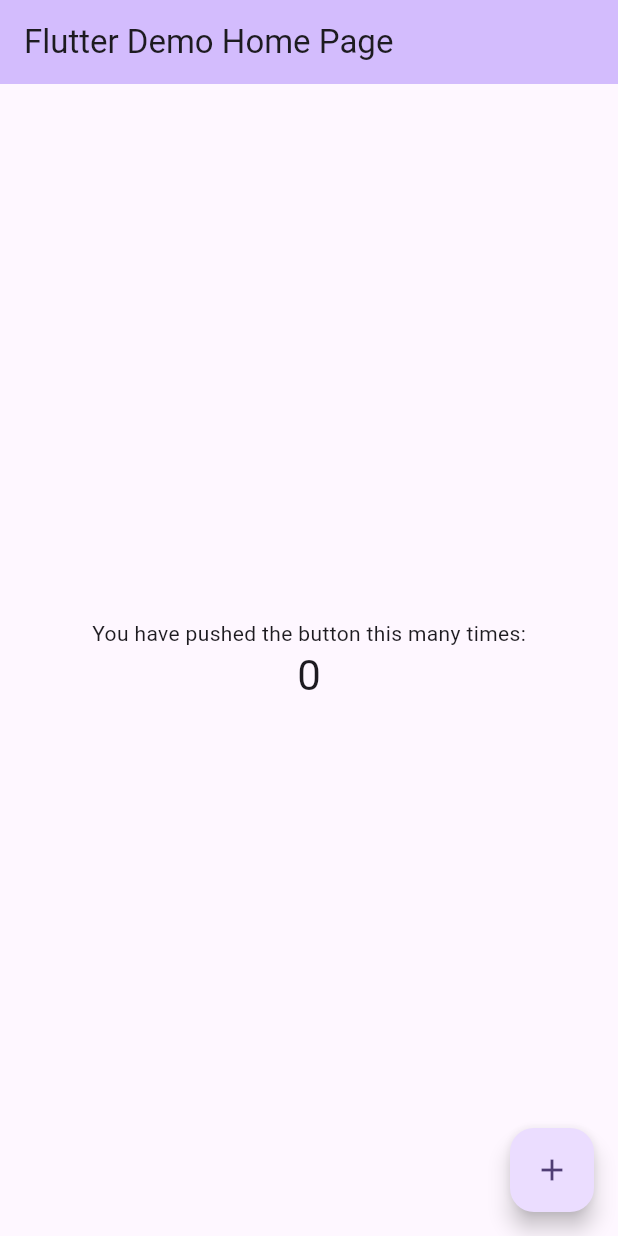
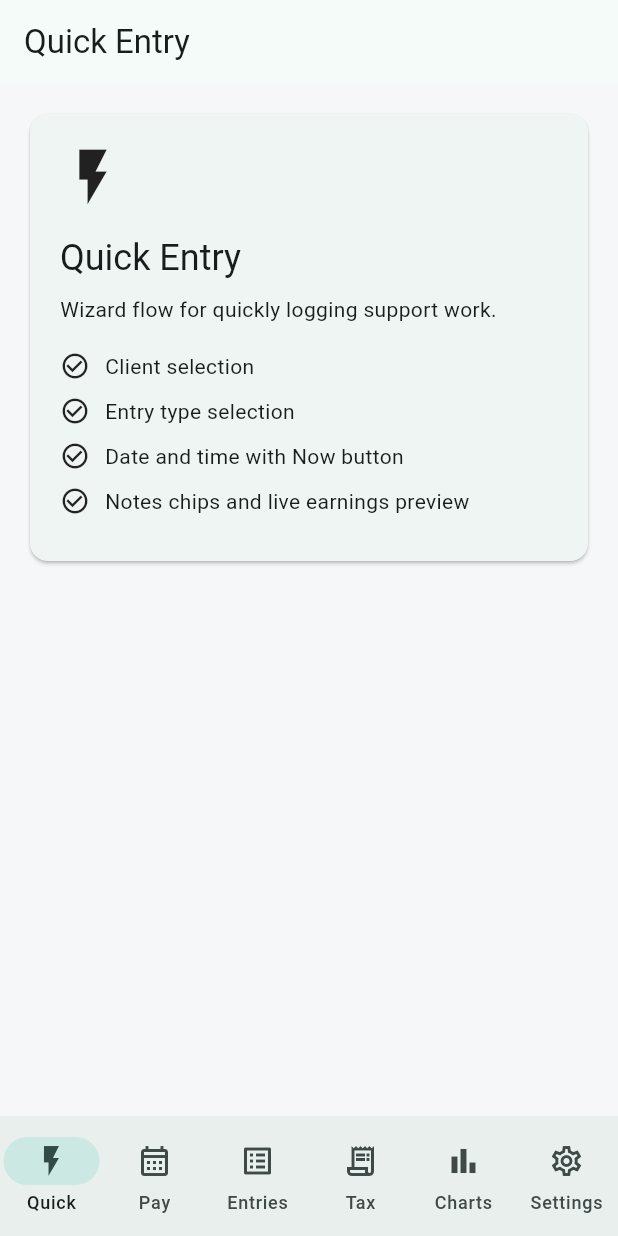
Before and after one commit to Archil3s/support_worker_log, a Flutter app: the screen it shows after launch, on a phone screen of 412 x 824 dp. Run offline on Flutter 3.47's test engine with Material 3 defaults, Android fonts, the phone set to English and light mode, and no system bars.

Commit message:
Create structured Flutter app shell

```diff
--- /dev/null
+++ b/lib/app.dart
@@ -0,0 +1,21 @@
+import 'package:flutter/material.dart';
+
+import 'features/shell/main_shell.dart';
+
+class SupportWorkerLogApp extends StatelessWidget {
+  const SupportWorkerLogApp({super.key});
+
+  @override
+  Widget build(BuildContext context) {
+    return MaterialApp(
+      title: 'Support Worker Log',
+      debugShowCheckedModeBanner: false,
+      theme: ThemeData(
+        useMaterial3: true,
+        colorScheme: ColorScheme.fromSeed(seedColor: Colors.teal),
+        scaffoldBackgroundColor: const Color(0xFFF6F7F9),
+      ),
+      home: const MainShell(),
+    );
+  }
+}
--- /dev/null
+++ b/lib/features/charts/charts_screen.dart
@@ -0,0 +1,22 @@
+import 'package:flutter/material.dart';
+
+import '../../shared/widgets/feature_placeholder.dart';
+
+class ChartsScreen extends StatelessWidget {
+  const ChartsScreen({super.key});
+
+  @override
+  Widget build(BuildContext context) {
+    return const FeaturePlaceholder(
+      icon: Icons.bar_chart,
+      title: 'Charts',
+      description: 'Stats overview for work activity.',
+      bullets: [
+        'Total entries',
+        'Total hours and earnings',
+        'Total kilometres',
+        'Best day and average per visit',
+      ],
+    );
+  }
+}
--- /dev/null
+++ b/lib/features/entries/entries_screen.dart
@@ -0,0 +1,22 @@
+import 'package:flutter/material.dart';
+
+import '../../shared/widgets/feature_placeholder.dart';
+
+class EntriesScreen extends StatelessWidget {
+  const EntriesScreen({super.key});
+
+  @override
+  Widget build(BuildContext context) {
+    return const FeaturePlaceholder(
+      icon: Icons.list_alt,
+      title: 'Entries',
+      description: 'Full list of logged entries.',
+      bullets: [
+        'Edit entry',
+        'Delete with undo',
+        'Duplicate entry',
+        'Copy text summary',
+      ],
+    );
+  }
+}
--- /dev/null
+++ b/lib/features/pay_period/pay_period_screen.dart
@@ -0,0 +1,22 @@
+import 'package:flutter/material.dart';
+
+import '../../shared/widgets/feature_placeholder.dart';
+
+class PayPeriodScreen extends StatelessWidget {
+  const PayPeriodScreen({super.key});
+
+  @override
+  Widget build(BuildContext context) {
+    return const FeaturePlaceholder(
+      icon: Icons.calendar_month,
+      title: 'Pay Period',
+      description: 'Fortnightly totals and weekly breakdowns.',
+      bullets: [
+        'Pay period selector',
+        'Hours and earnings totals',
+        'Kilometre totals',
+        'Tap date to pre-fill a new entry',
+      ],
+    );
+  }
+}
--- /dev/null
+++ b/lib/features/quick_entry/quick_entry_screen.dart
@@ -0,0 +1,22 @@
+import 'package:flutter/material.dart';
+
+import '../../shared/widgets/feature_placeholder.dart';
+
+class QuickEntryScreen extends StatelessWidget {
+  const QuickEntryScreen({super.key});
+
+  @override
+  Widget build(BuildContext context) {
+    return const FeaturePlaceholder(
+      icon: Icons.flash_on,
+      title: 'Quick Entry',
+      description: 'Wizard flow for quickly logging support work.',
+      bullets: [
+        'Client selection',
+        'Entry type selection',
+        'Date and time with Now button',
+        'Notes chips and live earnings preview',
+      ],
+    );
+  }
+}
--- /dev/null
+++ b/lib/features/settings/settings_screen.dart
@@ -0,0 +1,22 @@
+import 'package:flutter/material.dart';
+
+import '../../shared/widgets/feature_placeholder.dart';
+
+class SettingsScreen extends StatelessWidget {
+  const SettingsScreen({super.key});
+
+  @override
+  Widget build(BuildContext context) {
+    return const FeaturePlaceholder(
+      icon: Icons.settings,
+      title: 'Settings',
+      description: 'App configuration and data tools.',
+      bullets: [
+        'Hourly rate',
+        'Fuel rate',
+        'Client manager',
+        'Export, import, print, and clear data',
+      ],
+    );
+  }
+}
--- /dev/null
+++ b/lib/features/shell/main_shell.dart
@@ -0,0 +1,89 @@
+import 'package:flutter/material.dart';
+
+import '../charts/charts_screen.dart';
+import '../entries/entries_screen.dart';
+import '../pay_period/pay_period_screen.dart';
+import '../quick_entry/quick_entry_screen.dart';
+import '../settings/settings_screen.dart';
+import '../tax/tax_screen.dart';
+import 'shell_page.dart';
+
+class MainShell extends StatefulWidget {
+  const MainShell({super.key});
+
+  @override
+  State<MainShell> createState() => _MainShellState();
+}
+
+class _MainShellState extends State<MainShell> {
+  int selectedIndex = 0;
+
+  static const pages = [
+    ShellPage(
+      title: 'Quick Entry',
+      label: 'Quick',
+      icon: Icons.flash_on_outlined,
+      selectedIcon: Icons.flash_on,
+      screen: QuickEntryScreen(),
+    ),
+    ShellPage(
+      title: 'Pay Period',
+      label: 'Pay',
+      icon: Icons.calendar_month_outlined,
+      selectedIcon: Icons.calendar_month,
+      screen: PayPeriodScreen(),
+    ),
+    ShellPage(
+      title: 'Entries',
+      label: 'Entries',
+      icon: Icons.list_alt_outlined,
+      selectedIcon: Icons.list_alt,
+      screen: EntriesScreen(),
+    ),
+    ShellPage(
+      title: 'Tax',
+      label: 'Tax',
+      icon: Icons.receipt_long_outlined,
+      selectedIcon: Icons.receipt_long,
+      screen: TaxScreen(),
+    ),
+    ShellPage(
+      title: 'Charts',
+      label: 'Charts',
+      icon: Icons.bar_chart_outlined,
+      selectedIcon: Icons.bar_chart,
+      screen: ChartsScreen(),
+    ),
+    ShellPage(
+      title: 'Settings',
+      label: 'Settings',
+      icon: Icons.settings_outlined,
+      selectedIcon: Icons.settings,
+      screen: SettingsScreen(),
+    ),
+  ];
+
+  @override
+  Widget build(BuildContext context) {
+    final page = pages[selectedIndex];
+
+    return Scaffold(
+      appBar: AppBar(title: Text(page.title), centerTitle: false),
+      body: SafeArea(child: page.screen),
+      bottomNavigationBar: NavigationBar(
+        selectedIndex: selectedIndex,
+        onDestinationSelected: (index) {
+          setState(() => selectedIndex = index);
+        },
+        destinations: [
+          for (final page in pages)
+            NavigationDestination(
+              icon: Icon(page.icon),
+              selectedIcon: Icon(page.selectedIcon),
+              label: page.label,
+            ),
+        ],
+      ),
+    );
+  }
+}
--- /dev/null
+++ b/lib/features/shell/shell_page.dart
@@ -0,0 +1,17 @@
+import 'package:flutter/material.dart';
+
+class ShellPage {
+  const ShellPage({
+    required this.title,
+    required this.label,
+    required this.icon,
+    required this.selectedIcon,
+    required this.screen,
+  });
+
+  final String title;
+  final String label;
+  final IconData icon;
+  final IconData selectedIcon;
+  final Widget screen;
+}
--- /dev/null
+++ b/lib/features/tax/tax_screen.dart
@@ -0,0 +1,22 @@
+import 'package:flutter/material.dart';
+
+import '../../shared/widgets/feature_placeholder.dart';
+
+class TaxScreen extends StatelessWidget {
+  const TaxScreen({super.key});
+
+  @override
+  Widget build(BuildContext context) {
+    return const FeaturePlaceholder(
+      icon: Icons.receipt_long,
+      title: 'Tax',
+      description: 'Pay-period tax and deduction estimate.',
+      bullets: [
+        'Gross income',
+        'ACC levy',
+        'Optional KiwiSaver',
+        'GST and net take-home estimate',
+      ],
+    );
+  }
+}
--- a/lib/main.dart
+++ b/lib/main.dart
@@ -1,122 +1,7 @@
 import 'package:flutter/material.dart';
 
+import 'app.dart';
+
 void main() {
-  runApp(const MyApp());
+  runApp(const SupportWorkerLogApp());
 }
-
-class MyApp extends StatelessWidget {
-  const MyApp({super.key});
-
-  // This widget is the root of your application.
-  @override
-  Widget build(BuildContext context) {
-    return MaterialApp(
-      title: 'Flutter Demo',
-      theme: ThemeData(
-        // This is the theme of your application.
-        //
-        // TRY THIS: Try running your application with "flutter run". You'll see
-        // the application has a purple toolbar. Then, without quitting the app,
-        // try changing the seedColor in the colorScheme below to Colors.green
-        // and then invoke "hot reload" (save your changes or press the "hot
-        // reload" button in a Flutter-supported IDE, or press "r" if you used
-        // the command line to start the app).
-        //
-        // Notice that the counter didn't reset back to zero; the application
-        // state is not lost during the reload. To reset the state, use hot
-        // restart instead.
-        //
-        // This works for code too, not just values: Most code changes can be
-        // tested with just a hot reload.
-        colorScheme: .fromSeed(seedColor: Colors.deepPurple),
-      ),
-      home: const MyHomePage(title: 'Flutter Demo Home Page'),
-    );
-  }
-}
-
-class MyHomePage extends StatefulWidget {
-  const MyHomePage({super.key, required this.title});
-
-  // This widget is the home page of your application. It is stateful, meaning
-  // that it has a State object (defined below) that contains fields that affect
-  // how it looks.
-
-  // This class is the configuration for the state. It holds the values (in this
-  // case the title) provided by the parent (in this case the App widget) and
-  // used by the build method of the State. Fields in a Widget subclass are
-  // always marked "final".
-
-  final String title;
-
-  @override
-  State<MyHomePage> createState() => _MyHomePageState();
-}
-
-class _MyHomePageState extends State<MyHomePage> {
-  int _counter = 0;
-
-  void _incrementCounter() {
-    setState(() {
-      // This call to setState tells the Flutter framework that something has
-      // changed in this State, which causes it to rerun the build method below
-      // so that the display can reflect the updated values. If we changed
-      // _counter without calling setState(), then the build method would not be
-      // called again, and so nothing would appear to happen.
-      _counter++;
-    });
-  }
-
-  @override
-  Widget build(BuildContext context) {
-    // This method is rerun every time setState is called, for instance as done
-    // by the _incrementCounter method above.
-    //
-    // The Flutter framework has been optimized to make rerunning build methods
-    // fast, so that you can just rebuild anything that needs updating rather
-    // than having to individually change instances of widgets.
-    return Scaffold(
-      appBar: AppBar(
-        // TRY THIS: Try changing the color here to a specific color (to
-        // Colors.amber, perhaps?) and trigger a hot reload to see the AppBar
-        // change color while the other colors stay the same.
-        backgroundColor: Theme.of(context).colorScheme.inversePrimary,
-        // Here we take the value from the MyHomePage object that was created by
-        // the App.build method, and use it to set our appbar title.
-        title: Text(widget.title),
-      ),
-      body: Center(
-        // Center is a layout widget. It takes a single child and positions it
-        // in the middle of the parent.
-        child: Column(
-          // Column is also a layout widget. It takes a list of children and
-          // arranges them vertically. By default, it sizes itself to fit its
-          // children horizontally, and tries to be as tall as its parent.
-          //
-          // Column has various properties to control how it sizes itself and
-          // how it positions its children. Here we use mainAxisAlignment to
-          // center the children vertically; the main axis here is the vertical
-          // axis because Columns are vertical (the cross axis would be
-          // horizontal).
-          //
-          // TRY THIS: Invoke "debug painting" (choose the "Toggle Debug Paint"
-          // action in the IDE, or press "p" in the console), to see the
-          // wireframe for each widget.
-          mainAxisAlignment: .center,
-          children: [
-            const Text('You have pushed the button this many times:'),
-            Text(
-              '$_counter',
-              style: Theme.of(context).textTheme.headlineMedium,
-            ),
-          ],
-        ),
-      ),
-      floatingActionButton: FloatingActionButton(
-        onPressed: _incrementCounter,
-        tooltip: 'Increment',
-        child: const Icon(Icons.add),
-      ),
-    );
-  }
-}
--- /dev/null
+++ b/lib/shared/widgets/feature_placeholder.dart
@@ -0,0 +1,53 @@
+import 'package:flutter/material.dart';
+
+class FeaturePlaceholder extends StatelessWidget {
+  const FeaturePlaceholder({
+    super.key,
+    required this.icon,
+    required this.title,
+    required this.description,
+    required this.bullets,
+  });
+
+  final IconData icon;
+  final String title;
+  final String description;
+  final List<String> bullets;
+
+  @override
+  Widget build(BuildContext context) {
+    return ListView(
+      padding: const EdgeInsets.all(16),
+      children: [
+        Card(
+          child: Padding(
+            padding: const EdgeInsets.all(20),
+            child: Column(
+              crossAxisAlignment: CrossAxisAlignment.start,
+              children: [
+                Icon(icon, size: 44),
+                const SizedBox(height: 16),
+                Text(title, style: Theme.of(context).textTheme.headlineSmall),
+                const SizedBox(height: 8),
+                Text(description),
+                const SizedBox(height: 18),
+                for (final bullet in bullets)
+                  Padding(
+                    padding: const EdgeInsets.only(bottom: 10),
+                    child: Row(
+                      crossAxisAlignment: CrossAxisAlignment.start,
+                      children: [
+                        const Icon(Icons.check_circle_outline, size: 20),
+                        const SizedBox(width: 10),
+                        Expanded(child: Text(bullet)),
+                      ],
+                    ),
+                  ),
+              ],
+            ),
+          ),
+        ),
+      ],
+    );
+  }
+}
```
Also changed, not shown: pubspec.yaml (+12 -0 lines), pubspec.lock, 1 other file.
